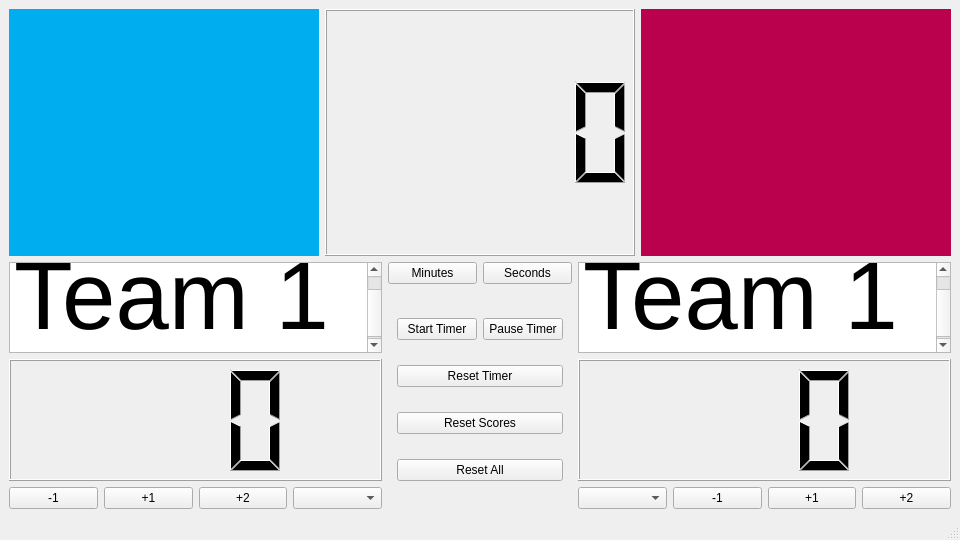
The window that FIA2_Design.ui (Icy-ici/FIA2-Scoreboard-Code) describes before a commit, drawn with Qt 5.
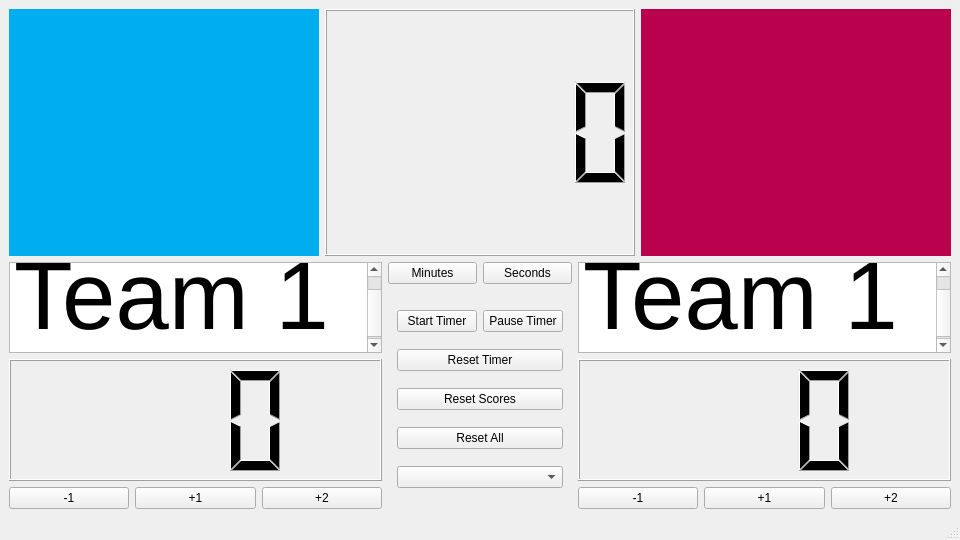
The same window after the commit.

Commit message: Finishing Presets

```diff
--- a/FIA2_Design.ui
+++ b/FIA2_Design.ui
@@ -114,9 +114,6 @@
             </property>
            </widget>
           </item>
-          <item>
-           <widget class="QComboBox" name="presetsComboBox"/>
-          </item>
          </layout>
         </item>
        </layout>
@@ -177,6 +174,9 @@
            </property>
           </widget>
          </item>
+         <item>
+          <widget class="QComboBox" name="presetsComboBox"/>
+         </item>
         </layout>
        </widget>
       </item>
@@ -223,9 +223,6 @@
         </item>
         <item>
          <layout class="QHBoxLayout" name="horizontalLayout_3">
-          <item>
-           <widget class="QComboBox" name="team2preset"/>
-          </item>
           <item>
            <widget class="QPushButton" name="team2SubtractButton">
             <property name="text">
```
The commit also changes 2 other files.
